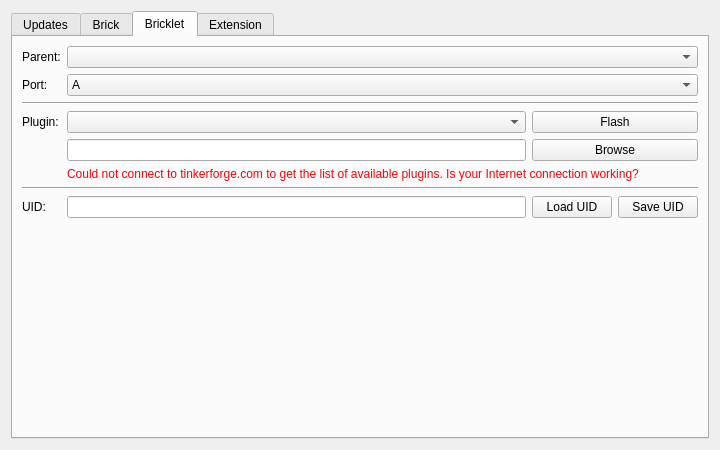
The window that src/brickv/ui/flashing.ui (Tinkerforge/brickv) describes before a commit, drawn with Qt 5.
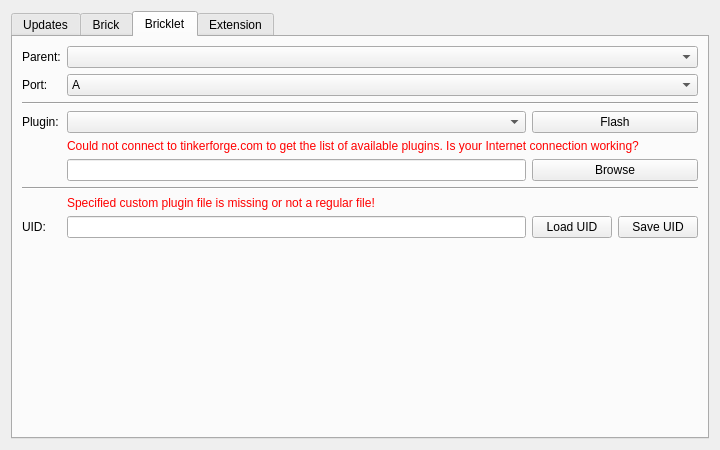
The same window after the commit. The open tabs and pages were chosen to show the change.

Commit message:
flashing: Fix and unify custom firmware checks across Bricks, Bricklets and Extensions
The was done for Bricklets only before and didn't take into account if
custom firmware was selected at all.

The edit to the form file:
```diff
--- a/src/brickv/ui/flashing.ui
+++ b/src/brickv/ui/flashing.ui
@@ -268,29 +268,16 @@
            </property>
           </widget>
          </item>
-         <item row="4" column="1">
+         <item row="5" column="1">
           <widget class="QLineEdit" name="edit_custom_plugin"/>
          </item>
-         <item row="4" column="2" colspan="2">
+         <item row="5" column="2" colspan="2">
           <widget class="QPushButton" name="button_plugin_browse">
            <property name="text">
             <string>Browse</string>
            </property>
           </widget>
          </item>
-         <item row="5" column="1" colspan="3">
-          <widget class="QLabel" name="label_no_plugin_connection">
-           <property name="styleSheet">
-            <string notr="true">color:red;</string>
-           </property>
-           <property name="text">
-            <string>Could not connect to tinkerforge.com to get the list of available plugins. Is your Internet connection working?</string>
-           </property>
-           <property name="wordWrap">
-            <bool>true</bool>
-           </property>
-          </widget>
-         </item>
          <item row="2" column="0" colspan="4">
           <widget class="Line" name="line">
            <property name="orientation">
@@ -298,10 +285,10 @@
            </property>
           </widget>
          </item>
-         <item row="7" column="1">
+         <item row="8" column="1">
           <widget class="QLineEdit" name="edit_uid"/>
          </item>
-         <item row="7" column="0">
+         <item row="8" column="0">
           <widget class="QLabel" name="label_bricklet_uid">
            <property name="text">
             <string>UID:</string>
@@ -311,14 +298,14 @@
            </property>
           </widget>
          </item>
-         <item row="7" column="2">
+         <item row="8" column="2">
           <widget class="QPushButton" name="button_uid_load">
            <property name="text">
             <string>Load UID</string>
            </property>
           </widget>
          </item>
-         <item row="7" column="3">
+         <item row="8" column="3">
           <widget class="QPushButton" name="button_uid_save">
            <property name="text">
             <string>Save UID</string>
@@ -332,6 +319,29 @@
            </property>
           </widget>
          </item>
+         <item row="4" column="1" colspan="3">
+          <widget class="QLabel" name="label_no_plugin_connection">
+           <property name="styleSheet">
+            <string notr="true">color:red;</string>
+           </property>
+           <property name="text">
+            <string>Could not connect to tinkerforge.com to get the list of available plugins. Is your Internet connection working?</string>
+           </property>
+           <property name="wordWrap">
+            <bool>true</bool>
+           </property>
+          </widget>
+         </item>
+         <item row="7" column="1" colspan="3">
+          <widget class="QLabel" name="label_custom_plugin_invalid">
+           <property name="styleSheet">
+            <string notr="true">color:red;</string>
+           </property>
+           <property name="text">
+            <string>Specified custom plugin file is missing or not a regular file!</string>
+           </property>
+          </widget>
+         </item>
         </layout>
        </item>
        <item>
```
Left out of the diff: 108 changed lines with no effect on the pictures. The commit also changes 1 other file.
